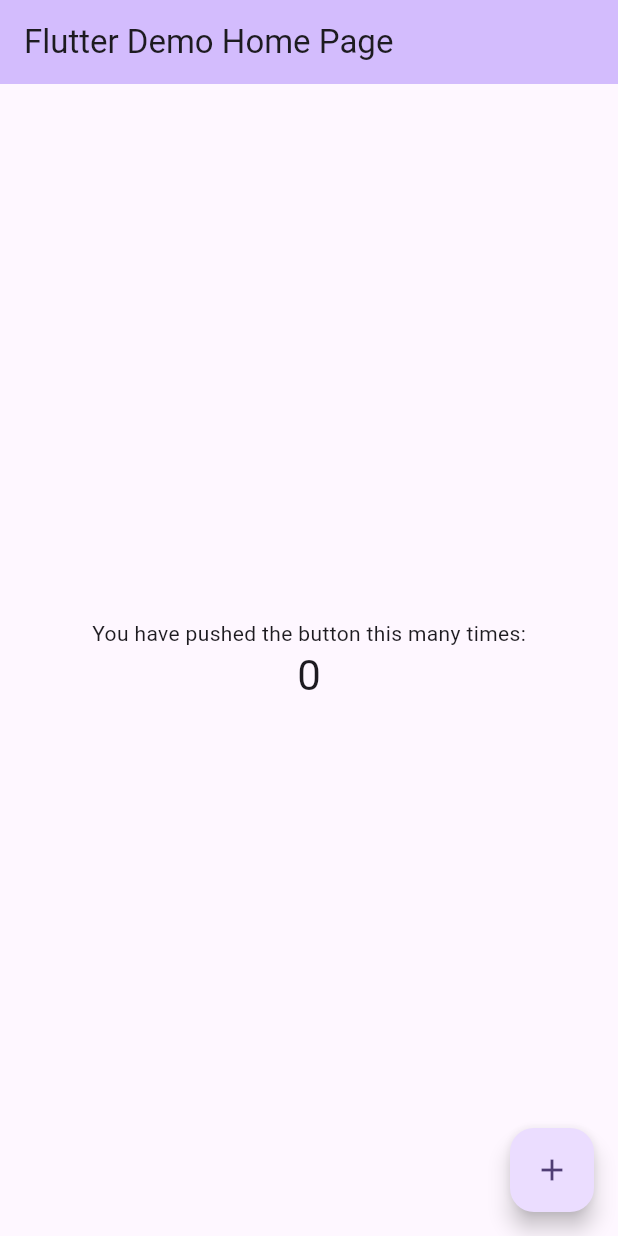
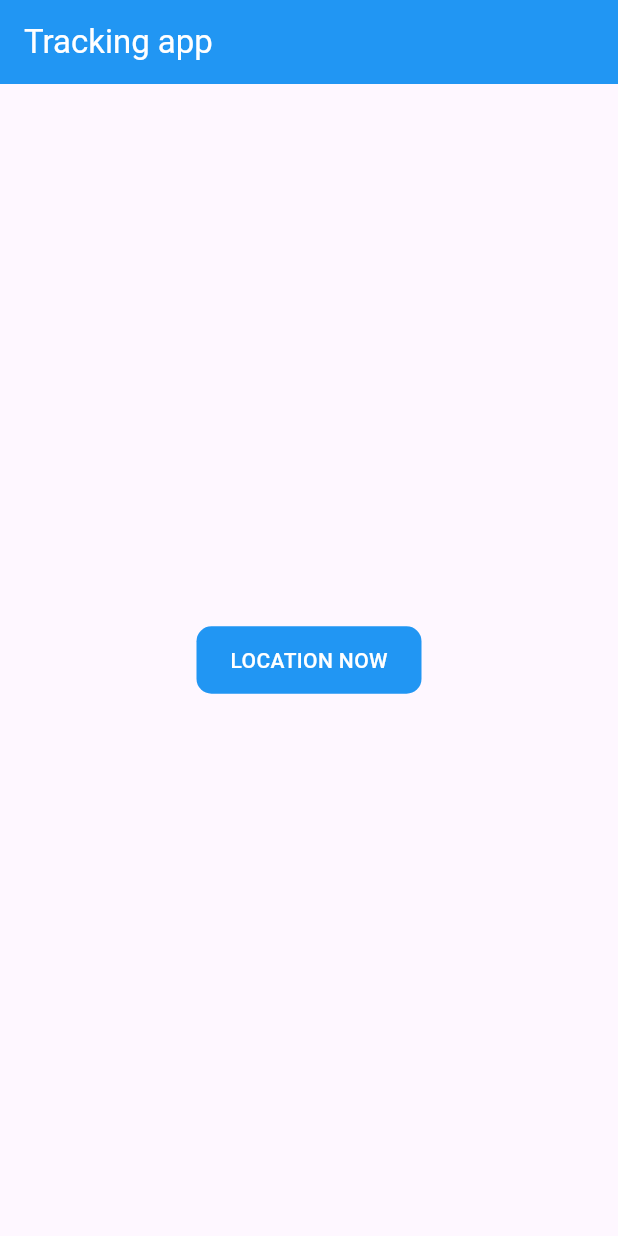
Before and after one commit to IsaiGonzalez08/tracking_app, a Flutter app: the screen it shows after launch, on a phone screen of 412 x 824 dp. Run offline on Flutter 3.47's test engine with Material 3 defaults, Android fonts, the phone set to English and light mode, and no system bars; our stand-ins replace permission_handler.

Commit message:
[ADD] handler_permissions with alert

```diff
--- a/lib/main.dart
+++ b/lib/main.dart
@@ -1,4 +1,5 @@
 import 'package:flutter/material.dart';
+import 'package:tracking_app/screens/location_screen.dart';
 
 void main() {
   runApp(const MyApp());
@@ -6,120 +7,16 @@ void main() {
 
 class MyApp extends StatelessWidget {
   const MyApp({super.key});
-
-  // This widget is the root of your application.
   @override
   Widget build(BuildContext context) {
     return MaterialApp(
       title: 'Flutter Demo',
+      debugShowCheckedModeBanner: false,
       theme: ThemeData(
-        // This is the theme of your application.
-        //
-        // TRY THIS: Try running your application with "flutter run". You'll see
-        // the application has a purple toolbar. Then, without quitting the app,
-        // try changing the seedColor in the colorScheme below to Colors.green
-        // and then invoke "hot reload" (save your changes or press the "hot
-        // reload" button in a Flutter-supported IDE, or press "r" if you used
-        // the command line to start the app).
-        //
-        // Notice that the counter didn't reset back to zero; the application
-        // state is not lost during the reload. To reset the state, use hot
-        // restart instead.
-        //
-        // This works for code too, not just values: Most code changes can be
-        // tested with just a hot reload.
         colorScheme: ColorScheme.fromSeed(seedColor: Colors.deepPurple),
         useMaterial3: true,
       ),
-      home: const MyHomePage(title: 'Flutter Demo Home Page'),
+      home: const LocationScreen(),
     );
   }
 }
-
-class MyHomePage extends StatefulWidget {
-  const MyHomePage({super.key, required this.title});
-
-  // This widget is the home page of your application. It is stateful, meaning
-  // that it has a State object (defined below) that contains fields that affect
-  // how it looks.
-
-  // This class is the configuration for the state. It holds the values (in this
-  // case the title) provided by the parent (in this case the App widget) and
-  // used by the build method of the State. Fields in a Widget subclass are
-  // always marked "final".
-
-  final String title;
-
-  @override
-  State<MyHomePage> createState() => _MyHomePageState();
-}
-
-class _MyHomePageState extends State<MyHomePage> {
-  int _counter = 0;
-
-  void _incrementCounter() {
-    setState(() {
-      // This call to setState tells the Flutter framework that something has
-      // changed in this State, which causes it to rerun the build method below
-      // so that the display can reflect the updated values. If we changed
-      // _counter without calling setState(), then the build method would not be
-      // called again, and so nothing would appear to happen.
-      _counter++;
-    });
-  }
-
-  @override
-  Widget build(BuildContext context) {
-    // This method is rerun every time setState is called, for instance as done
-    // by the _incrementCounter method above.
-    //
-    // The Flutter framework has been optimized to make rerunning build methods
-    // fast, so that you can just rebuild anything that needs updating rather
-    // than having to individually change instances of widgets.
-    return Scaffold(
-      appBar: AppBar(
-        // TRY THIS: Try changing the color here to a specific color (to
-        // Colors.amber, perhaps?) and trigger a hot reload to see the AppBar
-        // change color while the other colors stay the same.
-        backgroundColor: Theme.of(context).colorScheme.inversePrimary,
-        // Here we take the value from the MyHomePage object that was created by
-        // the App.build method, and use it to set our appbar title.
-        title: Text(widget.title),
-      ),
-      body: Center(
-        // Center is a layout widget. It takes a single child and positions it
-        // in the middle of the parent.
-        child: Column(
-          // Column is also a layout widget. It takes a list of children and
-          // arranges them vertically. By default, it sizes itself to fit its
-          // children horizontally, and tries to be as tall as its parent.
-          //
-          // Column has various properties to control how it sizes itself and
-          // how it positions its children. Here we use mainAxisAlignment to
-          // center the children vertically; the main axis here is the vertical
-          // axis because Columns are vertical (the cross axis would be
-          // horizontal).
-          //
-          // TRY THIS: Invoke "debug painting" (choose the "Toggle Debug Paint"
-          // action in the IDE, or press "p" in the console), to see the
-          // wireframe for each widget.
-          mainAxisAlignment: MainAxisAlignment.center,
-          children: <Widget>[
-            const Text(
-              'You have pushed the button this many times:',
-            ),
-            Text(
-              '$_counter',
-              style: Theme.of(context).textTheme.headlineMedium,
-            ),
-          ],
-        ),
-      ),
-      floatingActionButton: FloatingActionButton(
-        onPressed: _incrementCounter,
-        tooltip: 'Increment',
-        child: const Icon(Icons.add),
-      ), // This trailing comma makes auto-formatting nicer for build methods.
-    );
-  }
-}
--- /dev/null
+++ b/lib/providers/location_provider.dart
@@ -0,0 +1,13 @@
+import 'package:flutter/material.dart' show ChangeNotifier;
+import 'package:permission_handler/permission_handler.dart';
+
+class LocationProvider extends ChangeNotifier {
+  final Permission _locationPermission;
+
+  LocationProvider(this._locationPermission);
+
+  Future<bool> checkPermission() async {
+    final isGranted = await _locationPermission.isGranted;
+    return isGranted;
+  }
+}
--- /dev/null
+++ b/lib/screens/location_screen.dart
@@ -0,0 +1,66 @@
+import 'package:flutter/material.dart';
+import 'package:permission_handler/permission_handler.dart';
+import 'package:tracking_app/providers/location_provider.dart';
+import 'package:tracking_app/widgets/location_alert.dart';
+
+class LocationScreen extends StatefulWidget {
+  const LocationScreen({super.key});
+
+  @override
+  State<LocationScreen> createState() => _LocationScreenState();
+}
+
+class _LocationScreenState extends State<LocationScreen> {
+  Future<void> _showAlertPermissionsLocation() async {
+    LocationProvider waitProvider = LocationProvider(Permission.location);
+    bool isLocationPermissionGranted = await waitProvider.checkPermission();
+    if (!isLocationPermissionGranted) {
+      showModalBottomSheet(
+        context: context,
+        builder: (BuildContext context) {
+          return const LocationAlert();
+        },
+      );
+    }
+  }
+
+  @override
+  void initState() {
+    _showAlertPermissionsLocation();
+    super.initState();
+  }
+
+  @override
+  Widget build(BuildContext context) {
+    return Scaffold(
+      appBar: AppBar(
+        automaticallyImplyLeading: false,
+        backgroundColor: Colors.blue,
+        title: const Text(
+          'Tracking app',
+          style: TextStyle(color: Colors.white),
+        ),
+      ),
+      body: Center(
+        child: InkWell(
+          child: Container(
+            width: 150,
+            height: 45,
+            decoration: const BoxDecoration(
+                color: Colors.blue,
+                borderRadius: BorderRadius.all(Radius.circular(10))),
+            child: const Center(
+              child: Text(
+                'LOCATION NOW',
+                style: TextStyle(
+                    color: Colors.white,
+                    fontSize: 14,
+                    fontWeight: FontWeight.w500),
+              ),
+            ),
+          ),
+        ),
+      ),
+    );
+  }
+}
--- a/pubspec.yaml
+++ b/pubspec.yaml
@@ -35,6 +35,7 @@ dependencies:
   # The following adds the Cupertino Icons font to your application.
   # Use with the CupertinoIcons class for iOS style icons.
   cupertino_icons: ^1.0.6
+  permission_handler: ^11.3.0
 
 dev_dependencies:
   flutter_test:
```
Also changed, not shown: lib/controller/request_permission.dart (added, +26 -0 lines), lib/widgets/location_alert.dart (added, +118 -0 lines), pubspec.lock, 3 other files.
